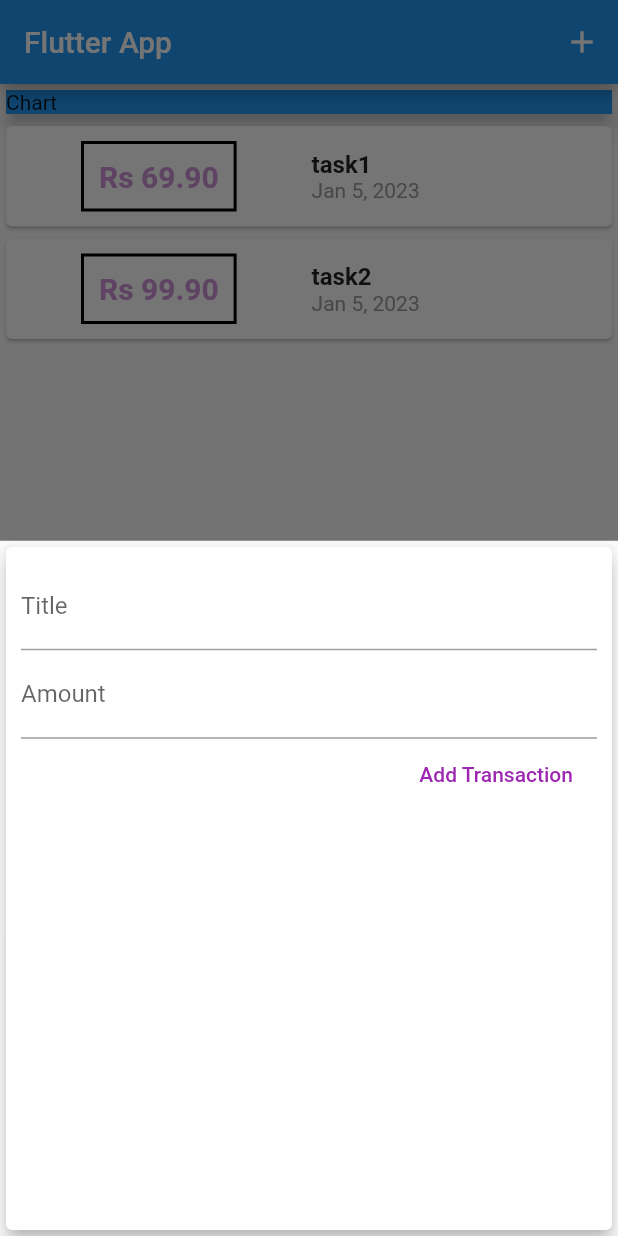
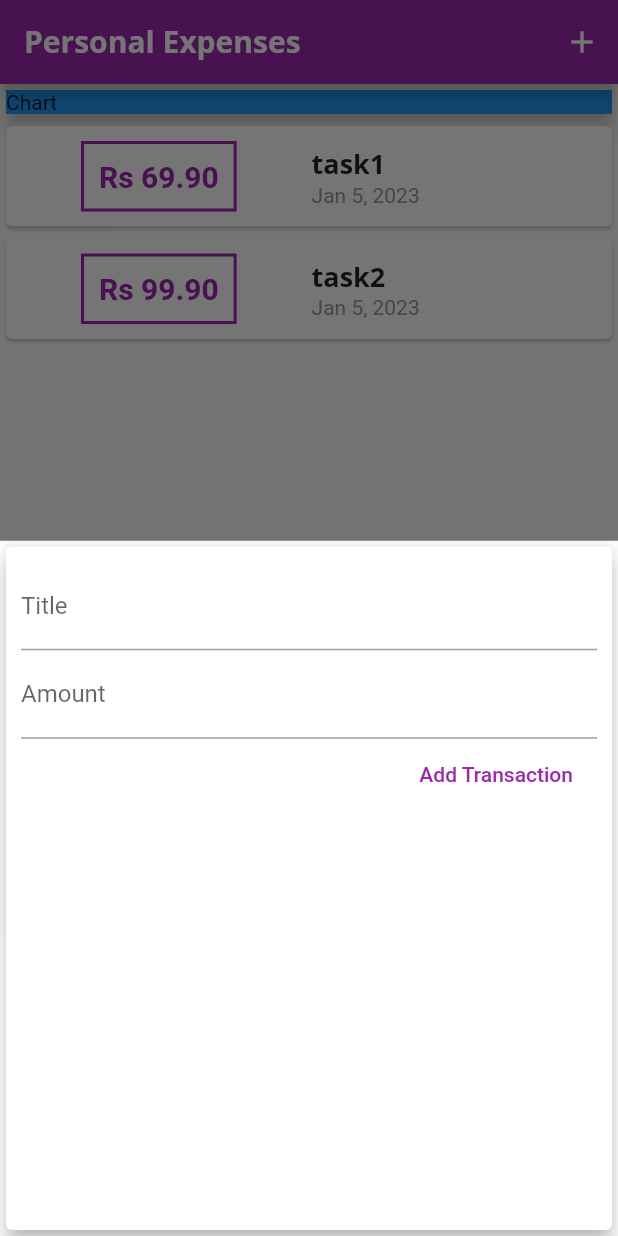
Before and after one commit to Ukd1796/expenseTrackerApp, a Flutter app: the screen it shows after launch, after a tap on the "add" icon, on a phone screen of 412 x 824 dp. Run offline on Flutter 3.47's test engine with Material 2 defaults, Android fonts, the phone set to English and light mode, and no system bars; Roboto replaces fonts that are missing (Open Sans).

Commit message:
styling theme and font changes

```diff
--- a/lib/main.dart
+++ b/lib/main.dart
@@ -12,7 +12,28 @@ class MyApp extends StatelessWidget {
   @override
   Widget build(BuildContext context) {
     return MaterialApp(
-      title: 'Flutter App',
+      title: 'Personal Expenses',
+      theme: ThemeData(
+          primarySwatch: Colors
+              .purple, // this is used to generate all the different colors of the primary color mentioned to give an overall theme to the app
+          accentColor: Colors.amber,
+          fontFamily: 'QuickSand',
+          textTheme: ThemeData.light().textTheme.copyWith(
+            headline6: TextStyle(
+                 fontFamily: 'OpenSans',
+                    fontSize: 18,
+                    fontWeight: FontWeight.bold,
+            )
+          ),
+          appBarTheme: AppBarTheme(
+            textTheme: ThemeData.light().textTheme.copyWith(
+                  headline6: TextStyle(
+                    fontFamily: 'OpenSans',
+                    fontSize: 20,
+                    fontWeight: FontWeight.bold,
+                  ),
+                ),
+          )),
       home: MyHomePage(),
     );
   }
@@ -60,8 +81,8 @@ class _MyHomePageState extends State<MyHomePage> {
         return GestureDetector(
           onTap: () {},
           child: NewTransaction(_addNewTransaction),
-          behavior:
-              HitTestBehavior.opaque, // does not close the sheet when tapped on it
+          behavior: HitTestBehavior
+              .opaque, // does not close the sheet when tapped on it
         );
       },
     );
@@ -70,12 +91,17 @@ class _MyHomePageState extends State<MyHomePage> {
   @override
   Widget build(BuildContext context) {
     return Scaffold(
-      appBar: AppBar(title: Text('Flutter App'), actions: <Widget>[
-        IconButton(
-          icon: Icon(Icons.add),
-          onPressed: () => _startAddNewTransaction(context),
-        )
-      ]),
+      appBar: AppBar(
+          title: Text(
+            'Personal Expenses',
+            style: TextStyle(fontFamily: 'Open Sans'),
+          ),
+          actions: <Widget>[
+            IconButton(
+              icon: Icon(Icons.add),
+              onPressed: () => _startAddNewTransaction(context),
+            )
+          ]),
       body: SingleChildScrollView(
         child: Column(
           children: <Widget>[
--- a/lib/widgets/new_transaction.dart
+++ b/lib/widgets/new_transaction.dart
@@ -1,10 +1,18 @@
 import 'package:flutter/material.dart';
 
-class NewTransaction extends StatelessWidget {
-  final titleController =
-      TextEditingController(); // controllers are used to keep track of the changes made in the field and save them.
+class NewTransaction extends StatefulWidget {
+  final Function addTx;
+  NewTransaction(this.addTx);
+
+  @override
+  State<NewTransaction> createState() => _NewTransactionState();
+}
+
+class _NewTransactionState extends State<NewTransaction> {
+  final titleController = TextEditingController();
+  // controllers are used to keep track of the changes made in the field and save them.
   final amountController = TextEditingController();
-  final Function addTx;
+
   void submitData() {
     final enteredTitle = titleController.text;
     final enteredAmount = double.parse(amountController.text);
@@ -12,13 +20,14 @@ class NewTransaction extends StatelessWidget {
     if (enteredAmount <= 0 || enteredTitle.isEmpty) {
       return;
     }
-    addTx(
+    widget.addTx(
       enteredTitle,
       enteredAmount,
     );
+
+    Navigator.of(context).pop(); // it pops off the context sheet that is at the top.
   }
 
-  NewTransaction(this.addTx);
   @override
   Widget build(BuildContext context) {
     return Card(
@@ -31,7 +40,7 @@ class NewTransaction extends StatelessWidget {
             TextField(
               decoration: InputDecoration(labelText: 'Title'),
               controller: titleController,
-              onSubmitted: (_)=>submitData(),
+              onSubmitted: (_) => submitData(),
 
               // onChanged: (value) {
               //   titleInput = value;
--- a/lib/widgets/transaction_list.dart
+++ b/lib/widgets/transaction_list.dart
@@ -23,7 +23,7 @@ class TransactionList extends StatelessWidget {
                   ),
                   decoration: BoxDecoration(
                     border: Border.all(
-                      color: Colors.black,
+                      color: Theme.of(context).primaryColor,
                       width: 2,
                     ),
                   ),
@@ -31,19 +31,18 @@ class TransactionList extends StatelessWidget {
                   child: Text(
                     'Rs ${transactions[index].amount.toStringAsFixed(2)}', // this form of writing a string is known as string interpolation
                     style: TextStyle(
-                        fontWeight: FontWeight.bold,
-                        fontSize: 20,
-                        color: Colors.purple[200]),
+                      fontWeight: FontWeight.bold,
+                      fontSize: 20,
+                      color: Theme.of(context).primaryColor,
+                    ),
                   ),
                 ),
                 Column(
                   crossAxisAlignment: CrossAxisAlignment.start,
                   children: <Widget>[
                     Text(transactions[index].title,
-                        style: TextStyle(
-                          fontSize: 16,
-                          fontWeight: FontWeight.bold,
-                        )),
+                        style:Theme.of(context).textTheme.headline6,
+                        ),
                     Text(
                       DateFormat.yMMMd().format(transactions[index].date),
                       style: TextStyle(
```
Also changed, not shown: pubspec.yaml (+11 -11 lines), assets/fonts/OpenSans-Bold.ttf (added), assets/fonts/OpenSans-Regular.ttf (added), assets/fonts/Quicksand-Bold.ttf (added), assets/fonts/Quicksand-Light.ttf (added), assets/fonts/Quicksand-Medium.ttf (added), assets/fonts/Quicksand-Regular.ttf (added).
